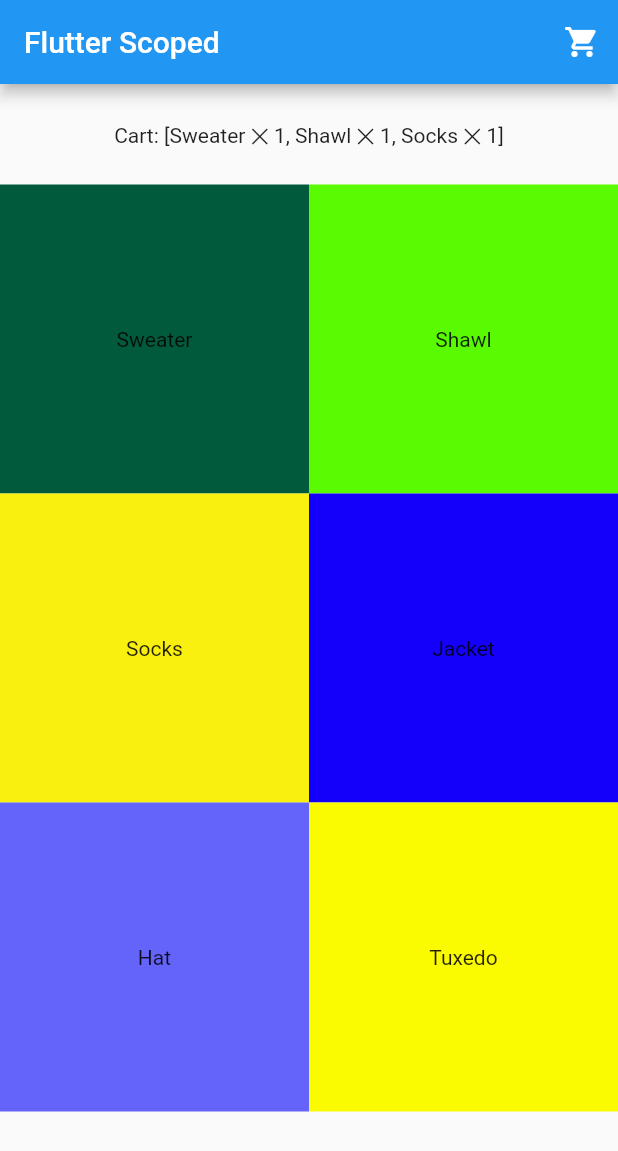
After one commit to filiph/state_experiments, a Flutter app: the ScopedHomePage screen opened directly, after a tap on "Sweater", after a tap on "Shawl", after a tap on "Socks", on a phone screen of 412 x 824 dp. The commit adds this screen. Shown: the top 1151 px of the screen. Run offline on Flutter 3.47's test engine with Material 2 defaults, Android fonts, the phone set to English and light mode, and no system bars.

Commit message:
Added Scoped Model version of the catalog page

```diff
--- a/lib/main.dart
+++ b/lib/main.dart
@@ -1,7 +1,8 @@
 import 'package:flutter/material.dart';
-import 'package:reactive_exploration/src/cart.dart';
-import 'package:reactive_exploration/src/product.dart';
-import 'package:reactive_exploration/src/product_db.dart';
+import 'src/cart.dart';
+import 'src/product.dart';
+import 'src/product_db.dart';
+import 'scoped.dart';
 
 void main() => runApp(new MyApp());
 
@@ -13,7 +14,8 @@ class MyApp extends StatelessWidget {
       theme: new ThemeData(
         primarySwatch: Colors.blue,
       ),
-      home: new MyHomePage(),
+      // home: new MyHomePage(),
+      home: new ScopedHomePage(title: 'Scoped Model Example'),
     );
   }
 }
--- /dev/null
+++ b/lib/scoped.dart
@@ -0,0 +1,91 @@
+import 'package:flutter/material.dart';
+// Scoped Model implementation of the catalog page
+
+import 'package:scoped_model/scoped_model.dart';
+
+import 'src/cart.dart';
+import 'src/product.dart';
+import 'src/product_db.dart';
+
+class CartModel extends Model {
+  final _cart = new Cart();
+  get items => _cart.items;
+
+  void add(Product product) {
+    _cart.add(product);
+    notifyListeners();
+  }
+
+  void remove(Product product) {
+    _cart.remove(product);
+    notifyListeners();
+  }
+}
+
+class ScopedHomePage extends StatelessWidget {
+  ScopedHomePage({this.title});
+  final String title;
+
+  @override
+  Widget build(BuildContext context) {
+    return new ScopedModel<CartModel>(
+      model: new CartModel(),
+      child: new Scaffold(
+        appBar: new AppBar(
+          title: new Text("Flutter Scoped"),
+          actions: <Widget>[
+            new IconButton(
+                icon: new Icon(Icons.shopping_cart),
+                onPressed: () {
+                  // TODO: implement this route
+                }),
+          ],
+        ),
+        body: new Column(
+          children: <Widget>[
+            new Container(
+              padding: const EdgeInsets.all(24.0),
+              child: new ScopedModelDescendant<CartModel>(
+                builder: (context, child, model) =>
+                    new Text('Cart: ${model.items}'),
+              ),
+            ),
+            new Expanded(
+              child: new FutureBuilder<List<Product>>(
+                  future: getProducts(),
+                  builder: (BuildContext context,
+                      AsyncSnapshot<List<Product>> snapshot) {
+                    switch (snapshot.connectionState) {
+                      case ConnectionState.none:
+                        return new Text('Not started ...');
+                      case ConnectionState.waiting:
+                        return new Text('Awaiting result...');
+                      default:
+                        if (snapshot.hasError)
+                          return new Text('Error: ${snapshot.error}');
+                        else
+                          return new GridView.count(
+                            crossAxisCount: 2,
+                            children: snapshot.data.map((product) {
+                              return new Container(
+                                color: product.color,
+                                child: new ScopedModelDescendant<CartModel>(
+                                  builder: (context, child, model) =>
+                                      new InkWell(
+                                        onTap: () => model.add(product),
+                                        child: new Center(
+                                            child: new Text(product.name)),
+                                      ),
+                                ),
+                              );
+                            }).toList(),
+                          );
+                    }
+                  }),
+            )
+          ],
+        ),
+      ),
+    );
+  }
+}
--- a/lib/src/cart.dart
+++ b/lib/src/cart.dart
@@ -1,7 +1,7 @@
 import 'dart:collection';
 import 'dart:math';
 
-import 'package:reactive_exploration/src/product.dart';
+import 'product.dart';
 
 class Cart {
   List<CartItem> _items = <CartItem>[];
```
Also changed, not shown: pubspec.yaml (+1 -42 lines), pubspec.lock.
